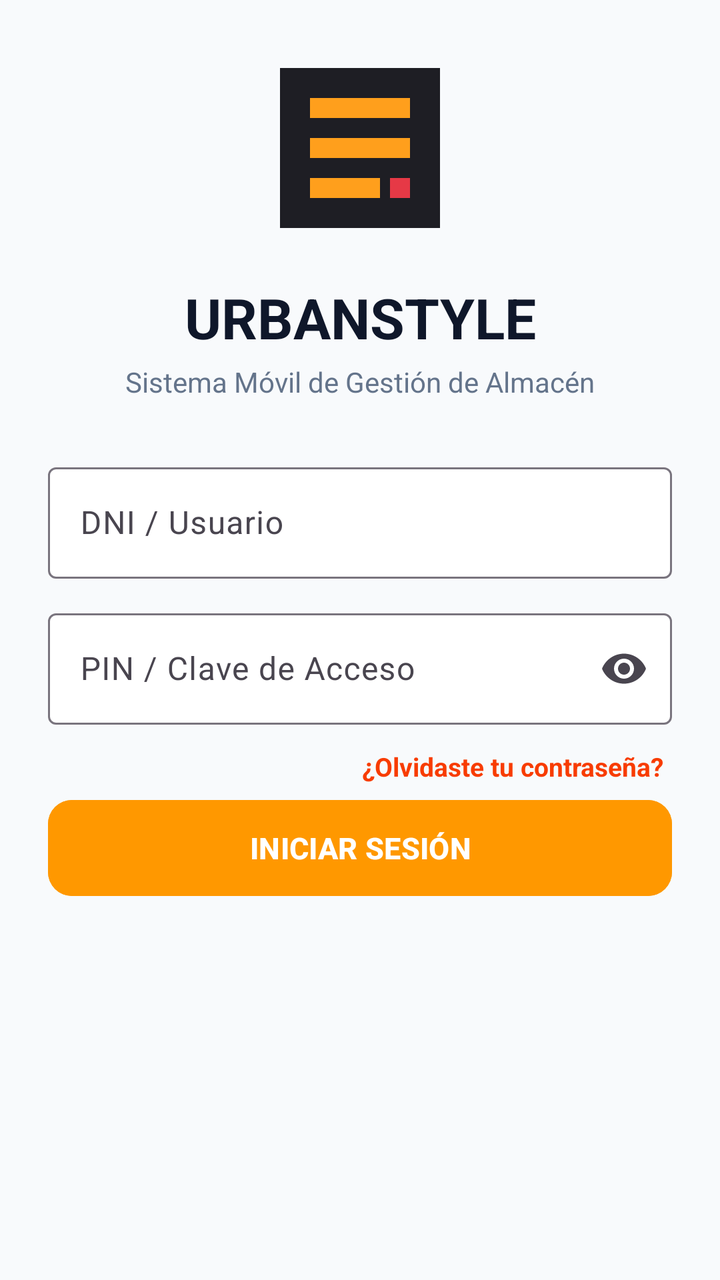
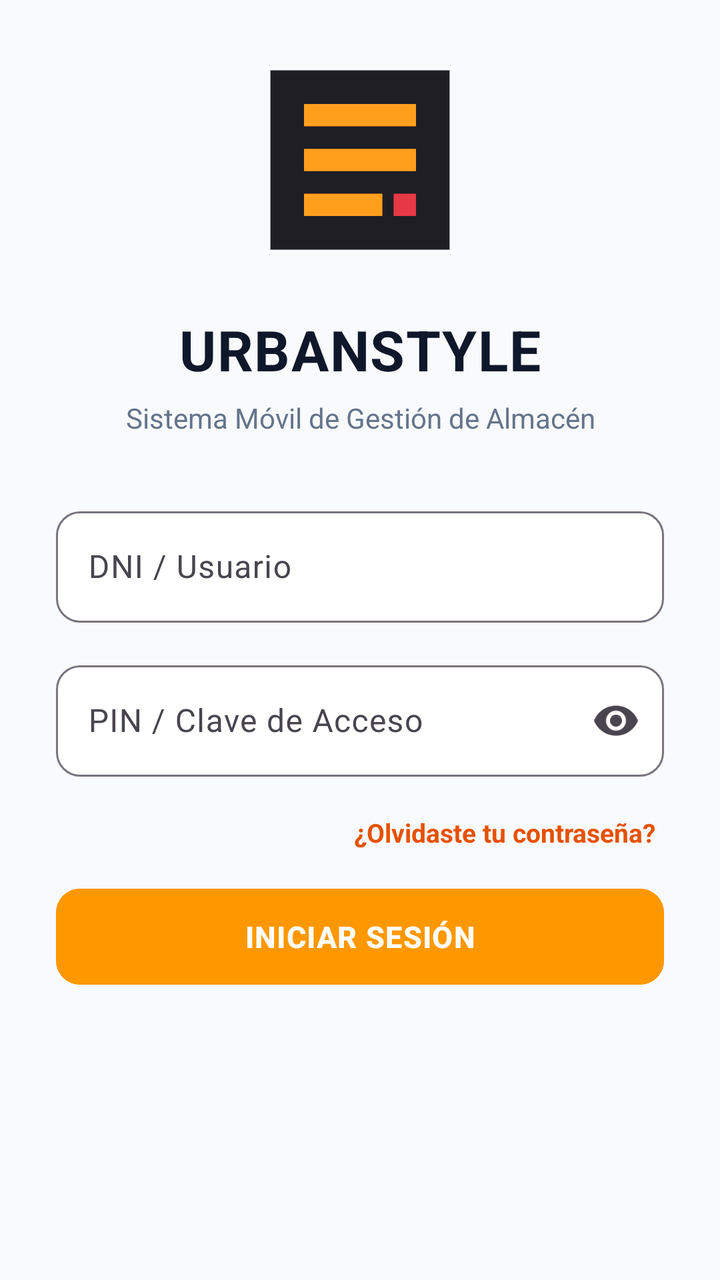

Before-and-after screenshots of an Android layout around one commit, followed by the original layout XML and the change that was made.
<!-- AndroidManifest.xml: application theme Theme.UrbanStyle -->
<!-- res/layout/activity_login.xml -->
<?xml version="1.0" encoding="utf-8"?>
<ScrollView xmlns:android="http://schemas.android.com/apk/res/android"
    xmlns:app="http://schemas.android.com/apk/res-auto"
    xmlns:tools="http://schemas.android.com/tools"
    android:layout_width="match_parent"
    android:layout_height="match_parent"
    android:background="@color/urban_bg"
    android:fillViewport="true"
    tools:context=".LoginActivity">

    <androidx.constraintlayout.widget.ConstraintLayout
        android:layout_width="match_parent"
        android:layout_height="wrap_content"
        android:padding="24dp">

        <ImageView
            android:id="@+id/imgLogoLogin"
            android:layout_width="100dp"
            android:layout_height="100dp"
            android:contentDescription="@string/app_name"
            android:src="@drawable/logo_urbanstyle"
            app:layout_constraintBottom_toTopOf="@+id/tvTituloLogin"
            app:layout_constraintEnd_toEndOf="parent"
            app:layout_constraintStart_toStartOf="parent"
            app:layout_constraintTop_toTopOf="parent"
            app:layout_constraintVertical_chainStyle="packed" />

        <TextView
            android:id="@+id/tvTituloLogin"
            android:layout_width="wrap_content"
            android:layout_height="wrap_content"
            android:layout_marginTop="16dp"
            android:text="@string/title_login"
            android:textColor="@color/text_dark"
            android:textSize="28sp"
            android:textStyle="bold"
            app:layout_constraintBottom_toTopOf="@+id/tvSubtituloLogin"
            app:layout_constraintEnd_toEndOf="parent"
            app:layout_constraintStart_toStartOf="parent"
            app:layout_constraintTop_toBottomOf="@+id/imgLogoLogin" />

        <TextView
            android:id="@+id/tvSubtituloLogin"
            android:layout_width="wrap_content"
            android:layout_height="wrap_content"
            android:layout_marginTop="4dp"
            android:layout_marginBottom="28dp"
            android:text="@string/subtitle_login"
            android:textColor="@color/gray_text"
            android:textSize="14sp"
            app:layout_constraintBottom_toTopOf="@+id/tilUsuario"
            app:layout_constraintEnd_toEndOf="parent"
            app:layout_constraintStart_toStartOf="parent"
            app:layout_constraintTop_toBottomOf="@+id/tvTituloLogin" />

        
        <com.google.android.material.textfield.TextInputLayout
            android:id="@+id/tilUsuario"
            style="@style/Widget.Material3.TextInputLayout.OutlinedBox"
            android:layout_width="0dp"
            android:layout_height="wrap_content"
            android:layout_marginBottom="12dp"
            android:hint="@string/hint_dni_usuario"
            app:boxBackgroundColor="@color/white"
            app:layout_constraintBottom_toTopOf="@+id/tilClave"
            app:layout_constraintEnd_toEndOf="parent"
            app:layout_constraintStart_toStartOf="parent"
            app:layout_constraintTop_toBottomOf="@+id/tvSubtituloLogin">

            <com.google.android.material.textfield.TextInputEditText
                android:id="@+id/etUsuario"
                android:layout_width="match_parent"
                android:layout_height="wrap_content"
                android:inputType="text"
                android:textColor="@color/text_dark" />
        </com.google.android.material.textfield.TextInputLayout>

        
        <com.google.android.material.textfield.TextInputLayout
            android:id="@+id/tilClave"
            style="@style/Widget.Material3.TextInputLayout.OutlinedBox"
            android:layout_width="0dp"
            android:layout_height="wrap_content"
            android:hint="@string/hint_pin_clave"
            app:boxBackgroundColor="@color/white"
            app:endIconMode="password_toggle"
            app:layout_constraintBottom_toTopOf="@+id/tvOlvidasteClave"
            app:layout_constraintEnd_toEndOf="parent"
            app:layout_constraintStart_toStartOf="parent"
            app:layout_constraintTop_toBottomOf="@+id/tilUsuario">

            <com.google.android.material.textfield.TextInputEditText
                android:id="@+id/etClave"
                android:layout_width="match_parent"
                android:layout_height="wrap_content"
                android:inputType="textPassword"
                android:textColor="@color/text_dark" />
        </com.google.android.material.textfield.TextInputLayout>

        
        <TextView
            android:id="@+id/tvOlvidasteClave"
            android:layout_width="wrap_content"
            android:layout_height="wrap_content"
            android:layout_marginTop="8dp"
            android:layout_marginBottom="20dp"
            android:clickable="true"
            android:focusable="true"
            android:padding="4dp"
            android:text="@string/text_olvidaste_contrasena"
            android:textColor="#F83C00"
            android:textSize="13sp"
            android:textStyle="bold"
            app:layout_constraintBottom_toTopOf="@+id/btnIngresar"
            app:layout_constraintEnd_toEndOf="parent"
            app:layout_constraintTop_toBottomOf="@+id/tilClave" />

        
        <Button
            android:id="@+id/btnIngresar"
            android:layout_width="0dp"
            android:layout_height="56dp"
            android:backgroundTint="#FF9800"
            android:text="@string/btn_ingresar"
            android:textColor="@color/white"
            android:textSize="15sp"
            android:textStyle="bold"
            app:cornerRadius="12dp"

            app:layout_constraintEnd_toEndOf="parent"
            app:layout_constraintStart_toStartOf="parent"
            app:layout_constraintTop_toBottomOf="@+id/tvOlvidasteClave" />



    </androidx.constraintlayout.widget.ConstraintLayout>
</ScrollView>
<!-- resources referenced by this layout -->
<resources>
  <color name="gray_text">#64748B</color>
  <color name="text_dark">#0F172A</color>
  <color name="urban_bg">#F8FAFC</color>
  <color name="white">#FFFFFF</color>
  <!-- drawable logo_urbanstyle (drawable) -->
  <vector xmlns:android="http://schemas.android.com/apk/res/android"
      android:width="100dp"
      android:height="100dp"
      android:viewportWidth="100"
      android:viewportHeight="100">
    <path
        android:fillColor="#1E1E24"
        android:pathData="M10,10h80v80h-80z"/>
    <path
        android:fillColor="#FF9F1C"
        android:pathData="M25,25h50v10h-50zM25,45h50v10h-50zM25,65h35v10h-35z"/>
    <path
        android:fillColor="#E63946"
        android:pathData="M65,65h10v10h-10z"/>
  </vector>
  <string name="app_name">UrbanStyle</string>
  <string name="btn_ingresar">INICIAR SESIÓN</string>
  <string name="hint_dni_usuario">DNI / Usuario</string>
  <string name="hint_pin_clave">PIN / Clave de Acceso</string>
  <string name="subtitle_login">Sistema Móvil de Gestión de Almacén</string>
  <string name="text_olvidaste_contrasena">¿Olvidaste tu contraseña?</string>
  <string name="title_login">URBANSTYLE</string>
  <style name="Theme.UrbanStyle" parent="Base.Theme.UrbanStyle" />
  <style name="Base.Theme.UrbanStyle" parent="Theme.Material3.Light.NoActionBar">
          <item name="colorPrimary">@color/urban_dark</item>
          <item name="colorOnPrimary">@color/white</item>
          <item name="colorSecondary">@color/urban_accent</item>
          <item name="colorOnSecondary">@color/white</item>
          <item name="android:statusBarColor">@color/urban_dark</item>
          <item name="colorSurface">@color/white</item>
          <item name="colorOnSurface">@color/text_dark</item>
          <item name="colorSurfaceContainer">@color/white</item>
          <item name="colorSurfaceContainerHigh">@color/white</item>
          <item name="colorSurfaceContainerHighest">@color/white</item>
      </style>
  <color name="urban_dark">#1E293B</color>
  <color name="urban_accent">#E65100</color>
</resources>

<!-- the commit's change to res/layout/activity_login.xml (unified diff, before → after) -->
@@ -11,12 +11,13 @@
     <androidx.constraintlayout.widget.ConstraintLayout
         android:layout_width="match_parent"
         android:layout_height="wrap_content"
-        android:padding="24dp">
+        android:paddingHorizontal="28dp"
+        android:paddingVertical="24dp">
 
         <ImageView
             android:id="@+id/imgLogoLogin"
-            android:layout_width="100dp"
-            android:layout_height="100dp"
+            android:layout_width="112dp"
+            android:layout_height="112dp"
             android:contentDescription="@string/app_name"
             android:src="@drawable/logo_urbanstyle"
             app:layout_constraintBottom_toTopOf="@+id/tvTituloLogin"
@@ -29,7 +30,8 @@
             android:id="@+id/tvTituloLogin"
             android:layout_width="wrap_content"
             android:layout_height="wrap_content"
-            android:layout_marginTop="16dp"
+            android:layout_marginTop="20dp"
+            android:letterSpacing="0.02"
             android:text="@string/title_login"
             android:textColor="@color/text_dark"
             android:textSize="28sp"
@@ -43,8 +45,10 @@
             android:id="@+id/tvSubtituloLogin"
             android:layout_width="wrap_content"
             android:layout_height="wrap_content"
-            android:layout_marginTop="4dp"
-            android:layout_marginBottom="28dp"
+            android:layout_marginTop="6dp"
+            android:layout_marginBottom="32dp"
+            android:gravity="center"
+            android:lineSpacingExtra="2dp"
             android:text="@string/subtitle_login"
             android:textColor="@color/gray_text"
             android:textSize="14sp"
@@ -59,9 +63,13 @@
             style="@style/Widget.Material3.TextInputLayout.OutlinedBox"
             android:layout_width="0dp"
             android:layout_height="wrap_content"
-            android:layout_marginBottom="12dp"
+            android:layout_marginBottom="16dp"
             android:hint="@string/hint_dni_usuario"
             app:boxBackgroundColor="@color/white"
+            app:boxCornerRadiusBottomEnd="12dp"
+            app:boxCornerRadiusBottomStart="12dp"
+            app:boxCornerRadiusTopEnd="12dp"
+            app:boxCornerRadiusTopStart="12dp"
             app:layout_constraintBottom_toTopOf="@+id/tilClave"
             app:layout_constraintEnd_toEndOf="parent"
             app:layout_constraintStart_toStartOf="parent"
@@ -83,6 +91,10 @@
             android:layout_height="wrap_content"
             android:hint="@string/hint_pin_clave"
             app:boxBackgroundColor="@color/white"
+            app:boxCornerRadiusBottomEnd="12dp"
+            app:boxCornerRadiusBottomStart="12dp"
+            app:boxCornerRadiusTopEnd="12dp"
+            app:boxCornerRadiusTopStart="12dp"
             app:endIconMode="password_toggle"
             app:layout_constraintBottom_toTopOf="@+id/tvOlvidasteClave"
             app:layout_constraintEnd_toEndOf="parent"
@@ -102,13 +114,15 @@
             android:id="@+id/tvOlvidasteClave"
             android:layout_width="wrap_content"
             android:layout_height="wrap_content"
-            android:layout_marginTop="8dp"
-            android:layout_marginBottom="20dp"
+            android:layout_marginTop="4dp"
+            android:layout_marginBottom="24dp"
             android:clickable="true"
             android:focusable="true"
-            android:padding="4dp"
+            android:gravity="center_vertical"
+            android:minHeight="48dp"
+            android:paddingHorizontal="4dp"
             android:text="@string/text_olvidaste_contrasena"
-            android:textColor="#F83C00"
+            android:textColor="@color/urban_accent"
             android:textSize="13sp"
             android:textStyle="bold"
             app:layout_constraintBottom_toTopOf="@+id/btnIngresar"
@@ -116,22 +130,21 @@
             app:layout_constraintTop_toBottomOf="@+id/tilClave" />
 
         
-        <Button
+        <com.google.android.material.button.MaterialButton
             android:id="@+id/btnIngresar"
             android:layout_width="0dp"
             android:layout_height="56dp"
-            android:backgroundTint="#FF9800"
+            android:backgroundTint="@color/urban_primary"
+            android:elevation="2dp"
+            android:letterSpacing="0.03"
             android:text="@string/btn_ingresar"
             android:textColor="@color/white"
             android:textSize="15sp"
             android:textStyle="bold"
             app:cornerRadius="12dp"
-
             app:layout_constraintEnd_toEndOf="parent"
             app:layout_constraintStart_toStartOf="parent"
             app:layout_constraintTop_toBottomOf="@+id/tvOlvidasteClave" />
 
-
-
     </androidx.constraintlayout.widget.ConstraintLayout>
 </ScrollView>
<!-- resource entries referenced after the edit -->
@@ -3,6 +3,7 @@
   <color name="gray_text">#64748B</color>
   <color name="text_dark">#0F172A</color>
   <color name="urban_bg">#F8FAFC</color>
+  <color name="urban_primary">#FF9800</color>
   <color name="white">#FFFFFF</color>
   <!-- drawable logo_urbanstyle (drawable) -->
   <vector xmlns:android="http://schemas.android.com/apk/res/android"
